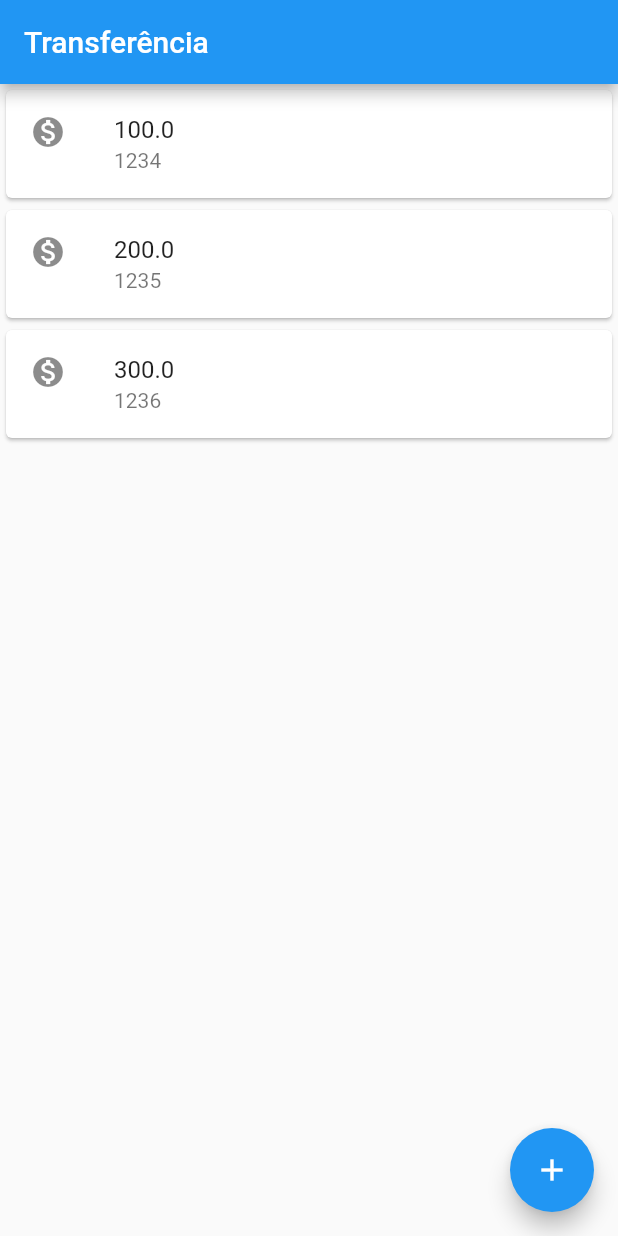
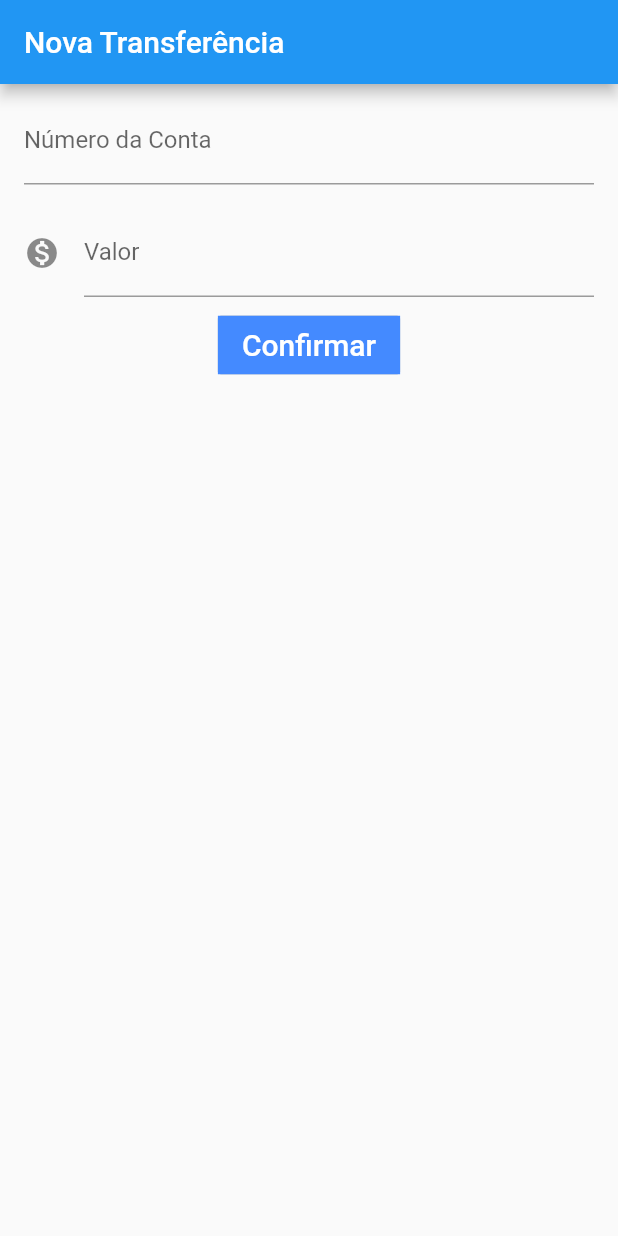
Before and after one commit to CharlesLuxinger/byteBank, a Flutter app: the screen it shows after launch, on a phone screen of 412 x 824 dp. Run offline on Flutter 3.47's test engine with Material 2 defaults, Android fonts, the phone set to English and light mode, and no system bars.

Commit message:
5. Layout Formulário

```diff
--- a/lib/main.dart
+++ b/lib/main.dart
@@ -1,28 +1,91 @@
 import 'package:flutter/material.dart';
 
-void main() => runApp(
-      MaterialApp(
+void main() => runApp(ByteBankApp());
+
+class ByteBankApp extends StatelessWidget {
+  @override
+  Widget build(BuildContext context) {
+    return MaterialApp(
       home: Scaffold(
+        body: TransferForm(),
+      ),
+    );
+  }
+}
+
+class TransferForm extends StatelessWidget {
+  @override
+  Widget build(BuildContext context) {
+    return Scaffold(
       appBar: AppBar(
-            title: Text("Transferência"),
+        title: Text("Nova Transferência"),
       ),
-          body: TransfersList(),
-          floatingActionButton: FloatingActionButton(
-            child: Icon(Icons.add),
+      body: Column(
+        children: <Widget>[
+          Padding(
+            padding:
+                const EdgeInsets.symmetric(vertical: 8.0, horizontal: 16.0),
+            child: TextField(
+              style: TextStyle(
+                fontSize: 16.0,
+              ),
+              decoration: InputDecoration(
+                labelText: "Número da Conta",
+                hintText: "0000",
+              ),
+              keyboardType: TextInputType.number,
             ),
           ),
+          Padding(
+            padding:
+                const EdgeInsets.symmetric(vertical: 8.0, horizontal: 16.0),
+            child: TextField(
+              style: TextStyle(
+                fontSize: 16.0,
+              ),
+              decoration: InputDecoration(
+                  labelText: "Valor",
+                  hintText: "0.00",
+                  icon: Icon(Icons.monetization_on)),
+              keyboardType: TextInputType.number,
+            ),
+          ),
+          RaisedButton(
+            textColor: Colors.white,
+            padding: const EdgeInsets.all(0.0),
+            child: Container(
+              decoration: const BoxDecoration(
+                color: Colors.blueAccent,
+              ),
+              padding:
+                  const EdgeInsets.symmetric(vertical: 8.0, horizontal: 16.0),
+              child: const Text('Confirmar', style: TextStyle(fontSize: 20)),
+            ),
+            onPressed: null,
+          ),
+        ],
       ),
     );
+  }
+}
 
 class TransfersList extends StatelessWidget {
   @override
   Widget build(BuildContext context) {
-    return Column(
+    return Scaffold(
+      appBar: AppBar(
+        title: Text("Transferências"),
+      ),
+      body: Column(
         children: <Widget>[
           TransferItem(Transfer(1234, 100.0)),
           TransferItem(Transfer(1235, 200.0)),
           TransferItem(Transfer(1236, 300.0)),
         ],
+      ),
+      floatingActionButton: FloatingActionButton(
+        child: Icon(Icons.add),
+      ),
     );
   }
 }
```
Lines whose indentation alone changed are shown as unchanged.
